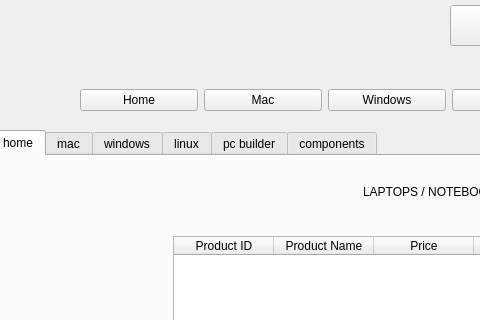
Qt form ui/mainwindow.ui (CCNY-CSC322-SDE/Comp_Online_Store) before a commit; both pictures show x 0 to 480 and y 0 to 320 of the 1000 by 750 pixel window.
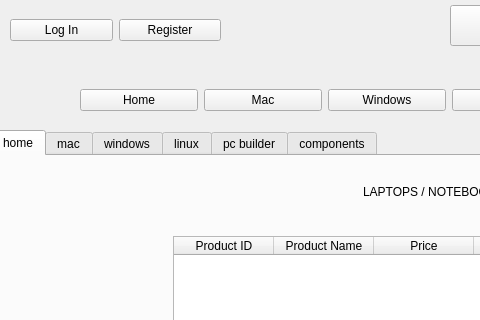
The same form after that commit. Icons and pictures are not drawn.

Commit message: added logout and account buttons

```diff
--- a/ui/mainwindow.ui
+++ b/ui/mainwindow.ui
@@ -1082,6 +1082,52 @@
      </item>
     </layout>
    </widget>
+   <widget class="QWidget" name="">
+    <property name="geometry">
+     <rect>
+      <x>10</x>
+      <y>10</y>
+      <width>211</width>
+      <height>41</height>
+     </rect>
+    </property>
+    <layout class="QHBoxLayout" name="horizontalLayout_3">
+     <item>
+      <widget class="QPushButton" name="pushButtonLogin_2">
+       <property name="text">
+        <string>Log In</string>
+       </property>
+       <property name="icon">
+        <iconset>
+         <normaloff>../icons/user.svg</normaloff>../icons/user.svg</iconset>
+       </property>
+       <property name="iconSize">
+        <size>
+         <width>24</width>
+         <height>24</height>
+        </size>
+       </property>
+      </widget>
+     </item>
+     <item>
+      <widget class="QPushButton" name="pushButtonRegister_2">
+       <property name="text">
+        <string>Register</string>
+       </property>
+       <property name="icon">
+        <iconset>
+         <normaloff>../icons/register.svg</normaloff>../icons/register.svg</iconset>
+       </property>
+       <property name="iconSize">
+        <size>
+         <width>24</width>
+         <height>24</height>
+        </size>
+       </property>
+      </widget>
+     </item>
+    </layout>
+   </widget>
   </widget>
   <widget class="QMenuBar" name="menubar">
    <property name="geometry">
```
Left out of the diff: 2 changed lines with no effect on the pictures.
